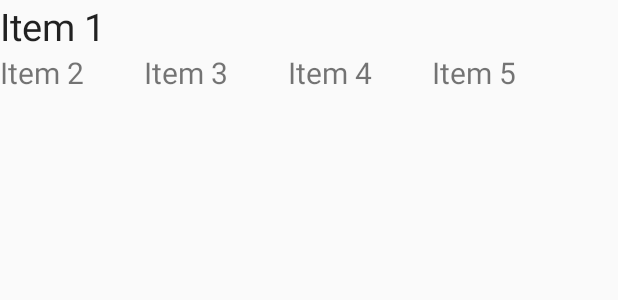
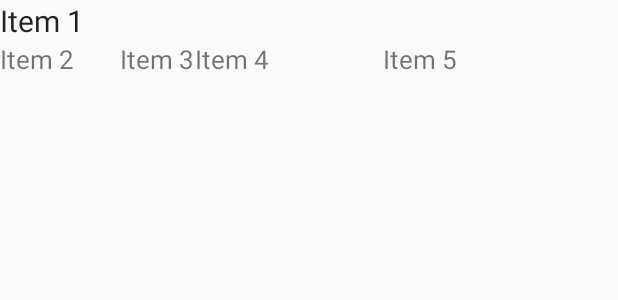
Before and after one commit to AlexandreMenegassi/Sistema-de-Gerenciamento-Operacional, an Android app: the layout row_list_station_activity.xml on its own in the app's theme, with its tools: preview values and no code run, on a phone screen of 412 x 824 dp. Shown: the top 300 px of the screen. Run offline under Robolectric (Android 15) with nearby library versions, the phone set to English and light mode, and no system bars.

Commit message:
Melhorando visibilidade do layout padrao do recycler view principal

```diff
--- a/app/src/main/res/layout/row_atualizar_estacao_activity.xml
+++ b/app/src/main/res/layout/row_list_station_activity.xml
@@ -10,7 +10,7 @@
         android:layout_height="wrap_content"
         android:text="Item 1"
         android:textAppearance="@style/TextAppearance.AppCompat.Large"
-        android:textSize="25sp" />
+        android:textSize="20sp" />
 
     <TableRow
         android:layout_width="wrap_content"
@@ -18,38 +18,35 @@
 
         <TextView
             android:id="@+id/title2"
-            android:layout_width="wrap_content"
+            android:layout_width="80dp"
             android:layout_height="wrap_content"
             android:text="Item 2"
             android:textAppearance="@style/TextAppearance.AppCompat.Small"
-            android:textSize="20sp" />
+            android:textSize="17sp" />
 
         <TextView
             android:id="@+id/title3"
-            android:layout_width="wrap_content"
+            android:layout_width="50dp"
             android:layout_height="wrap_content"
-            android:layout_marginStart="40dp"
             android:text="Item 3"
             android:textAppearance="@style/TextAppearance.AppCompat.Small"
-            android:textSize="20sp" />
+            android:textSize="17sp" />
 
         <TextView
             android:id="@+id/title4"
-            android:layout_width="wrap_content"
+            android:layout_width="125dp"
             android:layout_height="wrap_content"
-            android:layout_marginStart="40dp"
             android:text="Item 4"
             android:textAppearance="@style/TextAppearance.AppCompat.Small"
-            android:textSize="20sp" />
+            android:textSize="17sp" />
 
         <TextView
             android:id="@+id/title5"
-            android:layout_width="wrap_content"
+            android:layout_width="match_parent"
             android:layout_height="wrap_content"
-            android:layout_marginStart="40dp"
             android:text="Item 5"
             android:textAppearance="@style/TextAppearance.AppCompat.Small"
-            android:textSize="20sp" />
+            android:textSize="17sp" />
 
     </TableRow>
 </LinearLayout>
```
